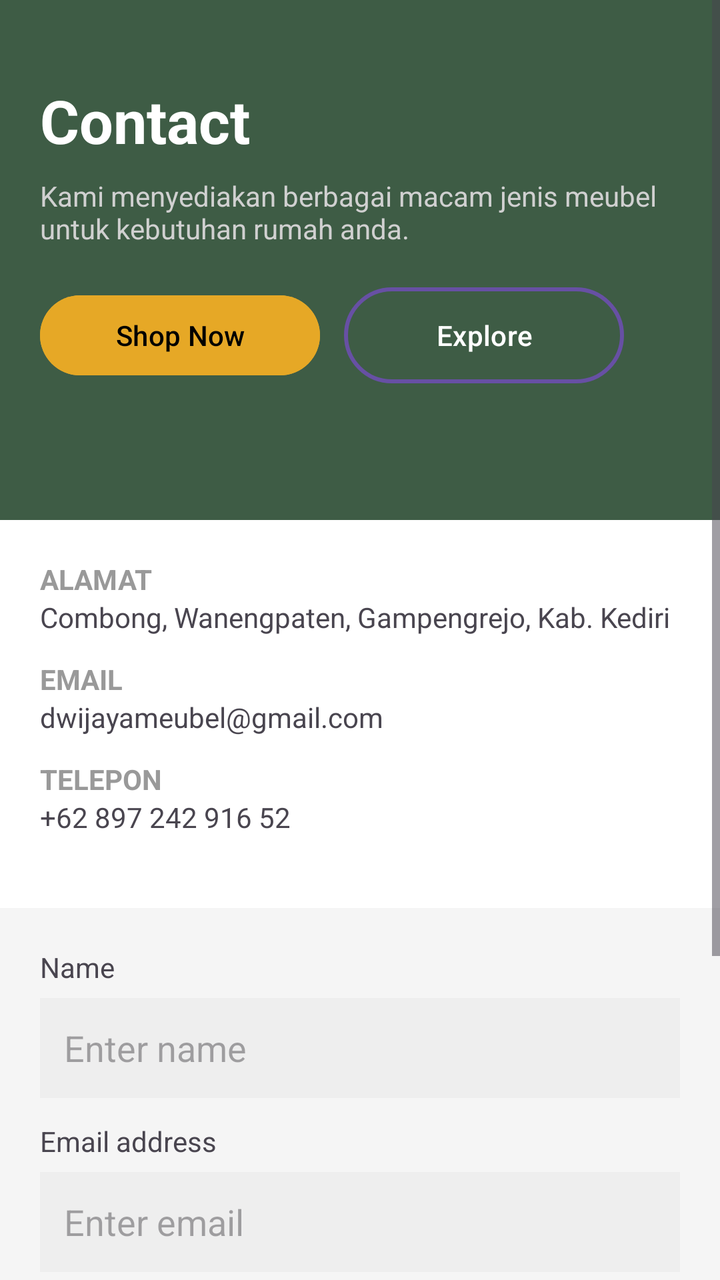
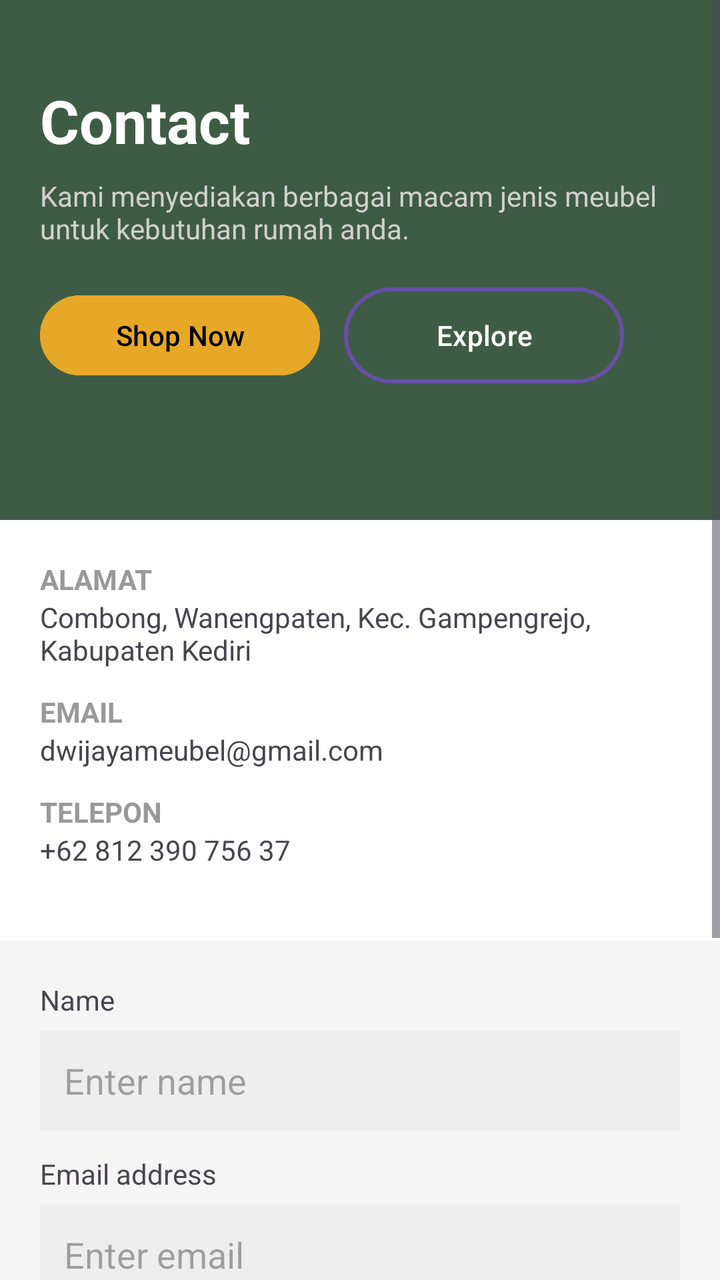

Two renders of the same Android screen: before a commit and after it. Below are the layout's source before the change and the commit's diff.
<!-- AndroidManifest.xml: application theme Theme.Proyek_UAS -->
<!-- res/layout/contact_fragment.xml -->
<?xml version="1.0" encoding="utf-8"?>
<ScrollView xmlns:android="http://schemas.android.com/apk/res/android"
    android:layout_width="match_parent"
    android:layout_height="match_parent"
    android:background="#F5F5F5">

    <LinearLayout
        android:layout_width="match_parent"
        android:layout_height="wrap_content"
        android:orientation="vertical">

        <LinearLayout
            android:layout_width="match_parent"
            android:layout_height="260dp"
            android:background="#3E5C45"
            android:orientation="vertical"
            android:padding="20dp">

            <TextView
                android:layout_width="wrap_content"
                android:layout_height="wrap_content"
                android:layout_marginTop="20dp"
                android:text="Contact"
                android:textColor="#FFFFFF"
                android:textSize="30sp"
                android:textStyle="bold" />

            <TextView
                android:layout_width="wrap_content"
                android:layout_height="wrap_content"
                android:layout_marginTop="8dp"
                android:text="Kami menyediakan berbagai macam jenis meubel untuk kebutuhan rumah anda."
                android:textColor="#D0D0D0" />

            <LinearLayout
                android:layout_width="wrap_content"
                android:layout_height="wrap_content"
                android:layout_marginTop="20dp"
                android:orientation="horizontal">

                <Button
                    android:id="@+id/btnShop"
                    android:layout_width="140dp"
                    android:layout_height="wrap_content"
                    android:backgroundTint="#E6A826"
                    android:text="Shop Now"
                    android:textAllCaps="false"
                    android:textColor="#000000" />

                <Button
                    android:layout_width="140dp"
                    android:layout_height="wrap_content"
                    android:layout_marginStart="12dp"
                    android:background="@drawable/btn_outline_white"
                    android:backgroundTint="@null"
                    android:text="Explore"
                    android:textAllCaps="false"
                    android:textColor="#FFFFFF" />
            </LinearLayout>

        </LinearLayout>

        <LinearLayout
            android:layout_width="match_parent"
            android:layout_height="wrap_content"
            android:background="#FFFFFF"
            android:padding="20dp"
            android:orientation="vertical">

            <TextView
                android:text="ALAMAT"
                android:textColor="#999999"
                android:textStyle="bold"
                android:layout_width="wrap_content"
                android:layout_height="wrap_content"/>

            <TextView
                android:text="Combong, Wanengpaten, Gampengrejo, Kab. Kediri"
                android:layout_marginBottom="12dp"
                android:layout_width="wrap_content"
                android:layout_height="wrap_content"/>

            <TextView
                android:text="EMAIL"
                android:textColor="#999999"
                android:textStyle="bold"
                android:layout_width="wrap_content"
                android:layout_height="wrap_content"/>

            <TextView
                android:text="dwijayameubel@gmail.com"
                android:layout_marginBottom="12dp"
                android:layout_width="wrap_content"
                android:layout_height="wrap_content"/>

            <TextView
                android:text="TELEPON"
                android:textColor="#999999"
                android:textStyle="bold"
                android:layout_width="wrap_content"
                android:layout_height="wrap_content"/>

            <TextView
                android:text="+62 897 242 916 52"
                android:layout_marginBottom="16dp"
                android:layout_width="wrap_content"
                android:layout_height="wrap_content"/>

        </LinearLayout>

        <LinearLayout
            android:layout_width="match_parent"
            android:layout_height="wrap_content"
            android:padding="20dp"
            android:orientation="vertical">

            <TextView
                android:text="Name"
                android:layout_width="wrap_content"
                android:layout_height="wrap_content"/>

            <EditText
                android:layout_width="match_parent"
                android:layout_height="50dp"
                android:background="#EEEEEE"
                android:layout_marginTop="6dp"
                android:padding="12dp"
                android:hint="Enter name"/>

            <TextView
                android:text="Email address"
                android:layout_marginTop="12dp"
                android:layout_width="wrap_content"
                android:layout_height="wrap_content"/>

            <EditText
                android:layout_width="match_parent"
                android:layout_height="50dp"
                android:background="#EEEEEE"
                android:layout_marginTop="6dp"
                android:padding="12dp"
                android:hint="Enter email"/>

            <TextView
                android:text="Message"
                android:layout_marginTop="12dp"
                android:layout_width="wrap_content"
                android:layout_height="wrap_content"/>

            <EditText
                android:layout_width="match_parent"
                android:layout_height="100dp"
                android:background="#EEEEEE"
                android:layout_marginTop="6dp"
                android:padding="12dp"
                android:hint="Your message"/>

            <Button
                android:text="Send"
                android:layout_marginTop="16dp"
                android:backgroundTint="#3F5F45"
                android:textColor="#FFFFFF"
                android:layout_width="match_parent"
                android:layout_height="wrap_content"/>

        </LinearLayout>

    </LinearLayout>
</ScrollView>
<!-- resources referenced by this layout -->
<resources>
  <!-- drawable btn_outline_white (drawable) -->
  <shape xmlns:android="http://schemas.android.com/apk/res/android">
  
      <solid android:color="@android:color/transparent"/>
  
      <stroke
          android:width="2dp"
          android:color="#FFFFFF"/>
  
      <corners android:radius="24dp"/>
  
  </shape>
  <style name="Theme.Proyek_UAS" parent="Base.Theme.Proyek_UAS" />
  <style name="Base.Theme.Proyek_UAS" parent="Theme.Material3.DayNight.NoActionBar">
          
          
      </style>
</resources>

<!-- the commit's change to res/layout/contact_fragment.xml (unified diff, before → after) -->
@@ -75,7 +75,7 @@
                 android:layout_height="wrap_content"/>
 
             <TextView
-                android:text="Combong, Wanengpaten, Gampengrejo, Kab. Kediri"
+                android:text="Combong, Wanengpaten, Kec. Gampengrejo, Kabupaten Kediri"
                 android:layout_marginBottom="12dp"
                 android:layout_width="wrap_content"
                 android:layout_height="wrap_content"/>
@@ -101,7 +101,7 @@
                 android:layout_height="wrap_content"/>
 
             <TextView
-                android:text="+62 897 242 916 52"
+                android:text="+62 812 390 756 37"
                 android:layout_marginBottom="16dp"
                 android:layout_width="wrap_content"
                 android:layout_height="wrap_content"/>
